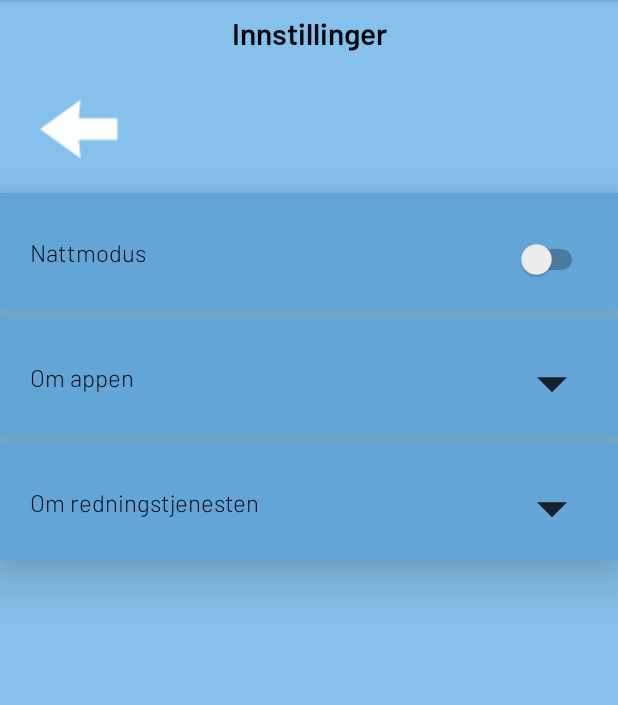
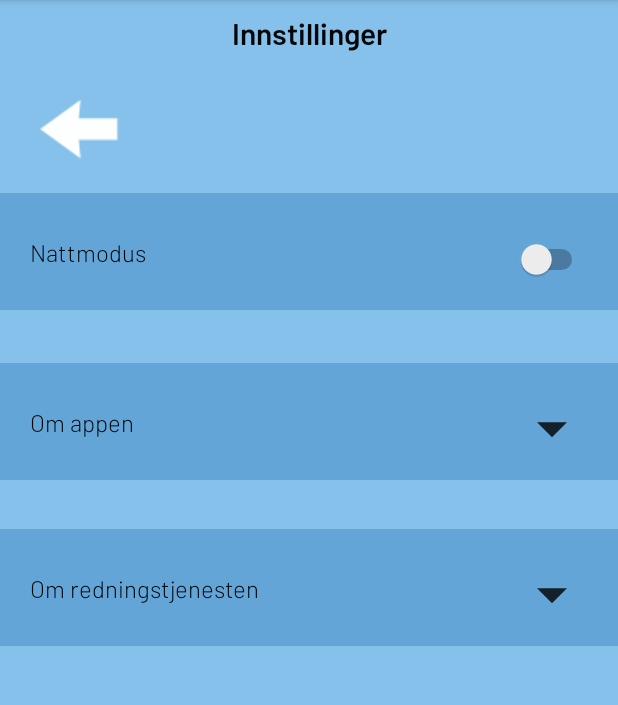
Before and after one commit to hibabubba/OceanAwareness, an Android app: the SettingsActivity screen opened directly, with no data from a screen before it, on a phone screen of 412 x 824 dp, the part 84-789 px from its top. Run offline under Robolectric (Android 15) with nearby library versions, the phone set to English and light mode, and no system bars.

Commit message:
fikset instillinger

```diff
--- a/app/src/main/java/com/example/prosjekt/OceanAwareness/Activity/Activity/MainActivity.kt
+++ b/app/src/main/java/com/example/prosjekt/OceanAwareness/Activity/Activity/MainActivity.kt
@@ -38,7 +38,6 @@ class MainActivity : AppCompatActivity(), OnMapReadyCallback,MapboxMap.OnMapClic
     private var longTextView: TextView? = null
     private var latTextView: TextView? = null
     private lateinit var popupWindow: PopupWindow
-    private lateinit var sjekkBtn: Button
     private var savedLat: Double = 0.toDouble()
     private var savedLong: Double = 0.toDouble()
 
@@ -58,7 +57,7 @@ class MainActivity : AppCompatActivity(), OnMapReadyCallback,MapboxMap.OnMapClic
         setContentView(R.layout.activity_main)
         longTextView = findViewById(R.id.shared_pref_saved_long_textview)
         latTextView = findViewById(R.id.shared_pref_saved_lat_textview)
-        sjekkBtn = findViewById(R.id.button)
+
 
         findViewById<AppCompatImageButton>(R.id.settingsButton).setOnClickListener{
             val intent = Intent(this, SettingsActivity::class.java)
@@ -109,7 +108,7 @@ class MainActivity : AppCompatActivity(), OnMapReadyCallback,MapboxMap.OnMapClic
 
 
         {
-         sjekkBtn.visibility = View.GONE
+
 
          // Legger til minimum zoom, panning restriksjon og en clicklistener
          mapboxMap.setLatLngBoundsForCameraTarget(RESTRICTED_BOUNDS_AREA)
--- a/app/src/main/java/com/example/prosjekt/OceanAwareness/Activity/Activity/SettingsActivity.kt
+++ b/app/src/main/java/com/example/prosjekt/OceanAwareness/Activity/Activity/SettingsActivity.kt
@@ -12,13 +12,12 @@ import com.example.prosjekt.R
 
 class SettingsActivity : AppCompatActivity() {
 
-    private var currentfulltextApp: Boolean = false
+    private var currentFulltextApp: Boolean = false
     private var currentFulltextRedning: Boolean = false
     private lateinit var omAppButton: androidx.appcompat.widget.AppCompatImageButton
     private lateinit var omRedningButton: androidx.appcompat.widget.AppCompatImageButton
     private lateinit var fullTextApp: TextView
     private lateinit var fullTextRedning: TextView
-    private lateinit var arrow: ImageButton
 
     override fun onCreate(savedInstanceState: Bundle?) {
 
@@ -34,7 +33,7 @@ class SettingsActivity : AppCompatActivity() {
         omRedningButton = findViewById(R.id.omRedningButton)
         fullTextApp = findViewById(R.id.omAppTextView)
         fullTextRedning = findViewById(R.id.omRedningTextView)
-        arrow = findViewById(R.id.arrow)
+
 
         findViewById<Switch>(R.id.nattSwitch).setOnCheckedChangeListener { _, isChecked ->
             if (isChecked) {
@@ -46,15 +45,15 @@ class SettingsActivity : AppCompatActivity() {
 
         omAppButton.setOnClickListener {
             changeState("app")
-            currentfulltextApp = true
+            println("trykket på appknapp")
         }
 
         omRedningButton.setOnClickListener{
             changeState("redning")
-            currentFulltextRedning = true
+            println("trykket på redningknapp")
         }
 
-        arrow.setOnClickListener {
+        findViewById<ImageButton>(R.id.arrow).setOnClickListener {
             val intent = Intent(this, MainActivity::class.java)
             startActivity(intent)
         }
@@ -63,16 +62,20 @@ class SettingsActivity : AppCompatActivity() {
 
     private fun changeState(type : String) {
         if (type == "app") {
-            if (!currentfulltextApp) {
+            if (!currentFulltextApp) {
+                println("legger til tekst om app")
                 putTextApp()
             } else {
                 hideText(type)
+                println("fjerner tekst om redning")
             }
         } else {
             if (!currentFulltextRedning) {
+                println("legger til tekst om redning")
                 putTextRedning()
             } else {
                 hideText(type)
+                println("fjerner tekst om redning")
             }
         }
 
@@ -82,20 +85,28 @@ class SettingsActivity : AppCompatActivity() {
         if(type == "app") {
             fullTextApp.text = ""
             omAppButton.setImageResource(R.drawable.ic_drop_down)
+            println("tekst om app fjernet")
+            currentFulltextApp = false
         } else {
             fullTextRedning.text = ""
+            println("tekst om redning fjernet")
             omRedningButton.setImageResource(R.drawable.ic_drop_down)
+            currentFulltextRedning = false
         }
     }
 
     private fun putTextRedning() {
         fullTextRedning.text= getString(R.string.redningstjenesten)
         omRedningButton.setImageResource(R.drawable.ic_drop_up)
+        println("tekst om redning lagt til")
+        currentFulltextRedning = true
     }
 
     private fun putTextApp(){
         fullTextApp.text = getString(R.string.termsOfServiceInnhold)
         omAppButton.setImageResource(R.drawable.ic_drop_up)
+        println("tekst om app lagt til")
+        currentFulltextApp = true
     }
 
 }
--- a/app/src/main/java/com/example/prosjekt/OceanAwareness/Activity/Dataclasses/Results.kt
+++ /dev/null
@@ -1,5 +0,0 @@
-package com.example.prosjekt.OceanAwareness.Activity.Dataclasses
-
-data class Results(
-    val formatted_address : String
-)
--- a/app/src/main/res/layout/activity_settings.xml
+++ b/app/src/main/res/layout/activity_settings.xml
@@ -28,11 +28,20 @@
         android:contentDescription="@string/tilbakeknapp"
         app:srcCompat="@drawable/arrow" />
 
+    <ScrollView
+        android:layout_width="match_parent"
+        android:layout_height="wrap_content">
+
+
+        <LinearLayout
+            android:layout_width="match_parent"
+            android:layout_height="wrap_content"
+            android:orientation="vertical">
+
             <androidx.constraintlayout.widget.ConstraintLayout
                 android:layout_width="match_parent"
                 android:layout_height="wrap_content"
                 android:layout_marginTop="10dp"
-        android:elevation="20dp"
                 android:paddingTop="10dp"
                 android:background="?attr/buttoncolor">
 
@@ -63,11 +72,17 @@
 
             </androidx.constraintlayout.widget.ConstraintLayout>
 
+            <LinearLayout
+                android:layout_width="match_parent"
+                android:layout_height="wrap_content"
+                android:orientation="vertical"
+                android:paddingTop="30dp">
+
                 <androidx.constraintlayout.widget.ConstraintLayout
                     android:layout_width="match_parent"
                     android:layout_height="wrap_content"
                     android:layout_marginTop="5dp"
-        android:elevation="20dp"
+
                     android:paddingTop="10dp"
                     android:background="?attr/buttoncolor">
 
@@ -95,6 +110,9 @@
                         app:layout_constraintEnd_toEndOf="parent"
                         app:layout_constraintTop_toTopOf="parent" />
 
+                </androidx.constraintlayout.widget.ConstraintLayout>
+
+
                 <TextView
                     android:id="@+id/omAppTextView"
                     android:textColor="?attr/textcolor"
@@ -102,18 +120,24 @@
                     android:layout_height="wrap_content"
                     android:paddingStart="20dp"
                     android:paddingEnd="20dp"
-            android:text=""
+                    android:paddingTop="10dp"
+                    android:textSize="14sp"
                     android:fontFamily="@font/barlowlight"
                     app:layout_constraintBottom_toBottomOf="parent" />
 
 
-    </androidx.constraintlayout.widget.ConstraintLayout>
+            </LinearLayout>
+
+
+            <LinearLayout
+                android:layout_width="match_parent"
+                android:layout_height="wrap_content"
+                android:orientation="vertical">
 
                 <androidx.constraintlayout.widget.ConstraintLayout
                     android:layout_width="match_parent"
                     android:layout_height="wrap_content"
                     android:layout_marginTop="5dp"
-        android:elevation="20dp"
                     android:paddingTop="10dp"
                     android:background="?attr/buttoncolor">
 
@@ -142,6 +166,8 @@
                         app:layout_constraintEnd_toEndOf="parent"
                         app:layout_constraintTop_toTopOf="parent" />
 
+                </androidx.constraintlayout.widget.ConstraintLayout>
+
                 <TextView
                     android:id="@+id/omRedningTextView"
                     android:textColor="?attr/textcolor"
@@ -149,11 +175,20 @@
                     android:layout_height="wrap_content"
                     android:paddingStart="20dp"
                     android:paddingEnd="20dp"
-            android:text=""
+                    android:paddingTop="10dp"
+                    android:textSize="14sp"
                     android:fontFamily="@font/barlowlight"
                     app:layout_constraintBottom_toBottomOf="parent" />
 
-    </androidx.constraintlayout.widget.ConstraintLayout>
+
+            </LinearLayout>
+
+        </LinearLayout>
+    </ScrollView>
+
+
+
+
 
 
 </LinearLayout>
--- a/app/src/main/res/values/strings.xml
+++ b/app/src/main/res/values/strings.xml
@@ -61,19 +61,18 @@
     <string name="precipitation">Nedbør\n %1$s %2$s</string>
 
     <!-- SETTINGS AKTIVITET -->
-    <string name="termsOfServiceInnhold">Ocean Awareness er en gratis mobilapplikasjon utviklet av  Emma Bergstein Bergh, Hanan Timraz,  Hiba Benhaida, Joakim Foss Johansen, Sofie Bragnes og Rokas Magnus  som en del av IN2000-prosjektet våren 2020 ved Universitetet i Oslo. Hensikten med denne appen er å gi båtførere i Norge data om værforhold i havet,med hensikt om å forbygge ulykker ute i havet. \ N \ n
+    <string name="termsOfServiceInnhold">Ocean Awareness er en gratis mobilapplikasjon utviklet av Emma Bergstein Bergh, Hanan Timraz,  Hiba Benhaida, Joakim Foss Johansen, Sofie Bragnes og Rokas Magnus. Applikasjonen er utarbeidet som en del av et prosjektarbeid i emnet IN2000 våren 2020 ved Universitetet i Oslo. Appen gir båtførere i Norge informasjon om vær- og havaktivitet, med den hensikt å forbygge ulykker blant båtførere. \n \n
 
-Eventuelle e-postmeldinger som blir sendt til utviklerne, vil bli lagret til henvendelsen er besvart.
+Eventuelle e-postmeldinger som blir sendt til utviklerne vil bli lagret til henvendelsen er besvart.
     </string>
-    <string name="redningstjenesten">Redningsselskapet er en frivillig, humanitær medlemsorganisasjon, som jobber for å gjøre det tryggere å ferdes på og ved sjøen. Og det DU kan gjøre som båtfører er å være best mulig forberedt, for å slippe unødvendige hendelser for deg og dine nære. \ N \ n
-Men skulle det oppstå en ulykke når du er ute til sjøs, ring disse:\ N \ n
-NØDANROP MED TELEFON - HELE DØGNET \ n
-Kystradioen 	120 \ n
-Politiet		112 \N \ n
-NØDANROP MED RADIO - HELE DØGNET \ n
-VHF Kanal 16 \N\ n
-REDNINGSSELSKAPET \ n
-Ved assistanse (Servicetelefonen)		02016  \ n
+    <string name="redningstjenesten">Redningsselskapet er en frivillig, humanitær medlemsorganisasjon som jobber for å gjøre det tryggere å ferdes på og ved sjøen. Det du som båtfører kan bidra med er å være best mulig forberedt, for å forebygge uønskede hendelser for deg og dine nære. \n\n Skulle det oppstå en ulykke når du er ute til sjøs, benytt deg av følgende nødnumre: \n
+NØDANROP MED TELEFON - HELE DØGNET \n
+Kystradioen 	120 \n
+Politiet		112 \n\n
+NØDANROP MED RADIO - HELE DØGNET \n
+VHF Kanal 16 \n\n
+REDNINGSSELSKAPET \n
+Ved assistanse (Servicetelefonen)		02016  \n
 Assistanse i havn (Falck) 			815 70 411
 </string>
 </resources>
```
Also changed, not shown: app/src/main/res/layout/activity_main.xml (+0 -14 lines). Lines whose indentation alone changed are shown as unchanged.
